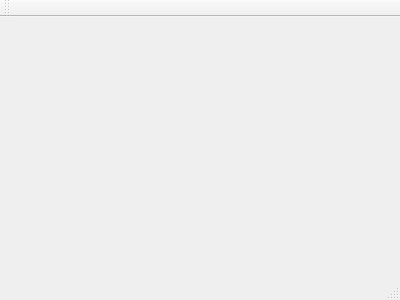
Qt form Maglev_QT/mainwindow.ui (mateusz28431/maglev_QT) before a commit.
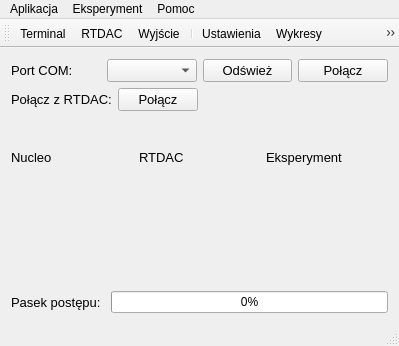
The same form after that commit. Icons and pictures are not drawn. Custom widgets are drawn as their Qt base class.

Commit message: Updated MainWindow class

Patch:
```diff
--- a/Maglev_QT/mainwindow.ui
+++ b/Maglev_QT/mainwindow.ui
@@ -1,24 +1,337 @@
 <ui version="4.0">
  <class>MainWindow</class>
- <widget class="QMainWindow" name="MainWindow" >
-  <property name="geometry" >
+ <widget class="QMainWindow" name="MainWindow">
+  <property name="geometry">
    <rect>
     <x>0</x>
     <y>0</y>
-    <width>400</width>
-    <height>300</height>
+    <width>399</width>
+    <height>346</height>
    </rect>
   </property>
   <property name="windowTitle" >
    <string>MainWindow</string>
   </property>
-  <widget class="QMenuBar" name="menuBar" />
-  <widget class="QToolBar" name="mainToolBar" />
-  <widget class="QWidget" name="centralWidget" />
-  <widget class="QStatusBar" name="statusBar" />
+  <widget class="QWidget" name="centralWidget">
+   <layout class="QVBoxLayout" name="verticalLayout">
+    <item>
+     <layout class="QHBoxLayout" name="horizontalLayout_5">
+      <item>
+       <widget class="QLabel" name="label">
+        <property name="font">
+         <font>
+          <pointsize>10</pointsize>
+         </font>
+        </property>
+        <property name="text">
+         <string>Port COM:</string>
+        </property>
+       </widget>
+      </item>
+      <item>
+       <widget class="QComboBox" name="COMBox">
+        <property name="font">
+         <font>
+          <pointsize>10</pointsize>
+         </font>
+        </property>
+       </widget>
+      </item>
+      <item>
+       <widget class="QPushButton" name="refreshButton">
+        <property name="font">
+         <font>
+          <pointsize>10</pointsize>
+         </font>
+        </property>
+        <property name="text">
+         <string>Odśwież</string>
+        </property>
+       </widget>
+      </item>
+      <item>
+       <widget class="QPushButton" name="connectButton">
+        <property name="font">
+         <font>
+          <pointsize>10</pointsize>
+         </font>
+        </property>
+        <property name="text">
+         <string>Połącz</string>
+        </property>
+       </widget>
+      </item>
+     </layout>
+    </item>
+    <item>
+     <layout class="QHBoxLayout" name="horizontalLayout_4">
+      <item>
+       <widget class="QLabel" name="label_2">
+        <property name="font">
+         <font>
+          <pointsize>10</pointsize>
+         </font>
+        </property>
+        <property name="text">
+         <string>Połącz z RTDAC:</string>
+        </property>
+       </widget>
+      </item>
+      <item>
+       <widget class="QPushButton" name="rtdacButton">
+        <property name="font">
+         <font>
+          <pointsize>10</pointsize>
+         </font>
+        </property>
+        <property name="text">
+         <string>Połącz</string>
+        </property>
+       </widget>
+      </item>
+      <item>
+       <spacer name="horizontalSpacer">
+        <property name="orientation">
+         <enum>Qt::Horizontal</enum>
+        </property>
+        <property name="sizeHint" stdset="0">
+         <size>
+          <width>78</width>
+          <height>20</height>
+         </size>
+        </property>
+       </spacer>
+      </item>
+     </layout>
+    </item>
+    <item>
+     <layout class="QGridLayout" name="gridLayout">
+      <item row="0" column="0">
+       <widget class="QLabel" name="label_4">
+        <property name="font">
+         <font>
+          <pointsize>10</pointsize>
+         </font>
+        </property>
+        <property name="text">
+         <string>Nucleo</string>
+        </property>
+        <property name="alignment">
+         <set>Qt::AlignJustify|Qt::AlignVCenter</set>
+        </property>
+       </widget>
+      </item>
+      <item row="0" column="1">
+       <widget class="QLabel" name="label_5">
+        <property name="font">
+         <font>
+          <pointsize>10</pointsize>
+         </font>
+        </property>
+        <property name="text">
+         <string>RTDAC</string>
+        </property>
+       </widget>
+      </item>
+      <item row="0" column="2">
+       <widget class="QLabel" name="label_6">
+        <property name="font">
+         <font>
+          <pointsize>10</pointsize>
+         </font>
+        </property>
+        <property name="text">
+         <string>Eksperyment</string>
+        </property>
+       </widget>
+      </item>
+      <item row="1" column="0">
+       <widget class="LED" name="led" native="true"/>
+      </item>
+      <item row="1" column="1">
+       <widget class="LED" name="led_2" native="true"/>
+      </item>
+      <item row="1" column="2">
+       <widget class="LED" name="led_3" native="true"/>
+      </item>
+     </layout>
+    </item>
+    <item>
+     <layout class="QHBoxLayout" name="horizontalLayout_3">
+      <item>
+       <widget class="QLabel" name="label_3">
+        <property name="font">
+         <font>
+          <pointsize>10</pointsize>
+         </font>
+        </property>
+        <property name="text">
+         <string>Pasek postępu: </string>
+        </property>
+       </widget>
+      </item>
+      <item>
+       <widget class="QProgressBar" name="experimentProgress">
+        <property name="value">
+         <number>0</number>
+        </property>
+       </widget>
+      </item>
+     </layout>
+    </item>
+   </layout>
+  </widget>
+  <widget class="QMenuBar" name="menuBar">
+   <property name="geometry">
+    <rect>
+     <x>0</x>
+     <y>0</y>
+     <width>399</width>
+     <height>21</height>
+    </rect>
+   </property>
+   <widget class="QMenu" name="menuPomoc">
+    <property name="title">
+     <string>Pomoc</string>
+    </property>
+    <addaction name="actionInfo"/>
+   </widget>
+   <widget class="QMenu" name="menuEksperyment">
+    <property name="title">
+     <string>Eksperyment</string>
+    </property>
+    <addaction name="actionSettings"/>
+    <addaction name="actionPlots"/>
+    <addaction name="actionSaveData"/>
+    <addaction name="separator"/>
+    <addaction name="actionStart"/>
+    <addaction name="actionStop"/>
+   </widget>
+   <widget class="QMenu" name="menuApliacja">
+    <property name="title">
+     <string>Aplikacja</string>
+    </property>
+    <addaction name="actionTerminal"/>
+    <addaction name="actionRTDAC"/>
+    <addaction name="separator"/>
+    <addaction name="actionExit"/>
+   </widget>
+   <addaction name="menuApliacja"/>
+   <addaction name="menuEksperyment"/>
+   <addaction name="menuPomoc"/>
+  </widget>
+  <widget class="QToolBar" name="mainToolBar">
+   <attribute name="toolBarArea">
+    <enum>TopToolBarArea</enum>
+   </attribute>
+   <attribute name="toolBarBreak">
+    <bool>false</bool>
+   </attribute>
+   <addaction name="actionTerminal"/>
+   <addaction name="actionRTDAC"/>
+   <addaction name="actionExit"/>
+   <addaction name="separator"/>
+   <addaction name="actionSettings"/>
+   <addaction name="actionPlots"/>
+   <addaction name="actionSaveData"/>
+   <addaction name="actionStart"/>
+   <addaction name="actionStop"/>
+   <addaction name="separator"/>
+   <addaction name="actionInfo"/>
+  </widget>
+  <widget class="QStatusBar" name="statusBar"/>
+  <action name="actionInfo">
+   <property name="icon">
+    <iconset resource="ikony.qrc">
+     <normaloff>:/new/ikony/info_icon.png</normaloff>:/new/ikony/info_icon.png</iconset>
+   </property>
+   <property name="text">
+    <string>Informacje</string>
+   </property>
+  </action>
+  <action name="actionSettings">
+   <property name="icon">
+    <iconset resource="ikony.qrc">
+     <normaloff>:/new/ikony/settings_icon.png</normaloff>:/new/ikony/settings_icon.png</iconset>
+   </property>
+   <property name="text">
+    <string>Ustawienia</string>
+   </property>
+  </action>
+  <action name="actionRTDAC">
+   <property name="icon">
+    <iconset resource="ikony.qrc">
+     <normaloff>:/new/ikony/kcmpci.png</normaloff>:/new/ikony/kcmpci.png</iconset>
+   </property>
+   <property name="text">
+    <string>RTDAC</string>
+   </property>
+  </action>
+  <action name="actionExit">
+   <property name="icon">
+    <iconset resource="ikony.qrc">
+     <normaloff>:/new/ikony/quit_icon.png</normaloff>:/new/ikony/quit_icon.png</iconset>
+   </property>
+   <property name="text">
+    <string>Wyjście</string>
+   </property>
+  </action>
+  <action name="actionTerminal">
+   <property name="icon">
+    <iconset resource="ikony.qrc">
+     <normaloff>:/new/ikony/terminal_icon.png</normaloff>:/new/ikony/terminal_icon.png</iconset>
+   </property>
+   <property name="text">
+    <string>Terminal</string>
+   </property>
+  </action>
+  <action name="actionPlots">
+   <property name="icon">
+    <iconset resource="ikony.qrc">
+     <normaloff>:/new/ikony/plot_icon.png</normaloff>:/new/ikony/plot_icon.png</iconset>
+   </property>
+   <property name="text">
+    <string>Wykresy</string>
+   </property>
+  </action>
+  <action name="actionSaveData">
+   <property name="icon">
+    <iconset resource="ikony.qrc">
+     <normaloff>:/new/ikony/save_icon.png</normaloff>:/new/ikony/save_icon.png</iconset>
+   </property>
+   <property name="text">
+    <string>Zapisz dane</string>
+   </property>
+  </action>
+  <action name="actionStart">
+   <property name="icon">
+    <iconset resource="ikony.qrc">
+     <normaloff>:/new/ikony/start_icon.png</normaloff>:/new/ikony/start_icon.png</iconset>
+   </property>
+   <property name="text">
+    <string>Start</string>
+   </property>
+  </action>
+  <action name="actionStop">
+   <property name="icon">
+    <iconset resource="ikony.qrc">
+     <normaloff>:/new/ikony/stop_icon.png</normaloff>:/new/ikony/stop_icon.png</iconset>
+   </property>
+   <property name="text">
+    <string>Stop</string>
+   </property>
+  </action>
  </widget>
- <layoutDefault spacing="6" margin="11" />
- <pixmapfunction></pixmapfunction>
- <resources/>
+ <layoutdefault spacing="6" margin="11"/>
+ <customwidgets>
+  <customwidget>
+   <class>LED</class>
+   <extends>QWidget</extends>
+   <header>LED.h</header>
+  </customwidget>
+ </customwidgets>
+ <resources>
+  <include location="ikony.qrc"/>
+ </resources>
  <connections/>
 </ui>
```
Left out of the diff: 5 changed lines with no effect on the pictures. The commit also changes 3 other files.
